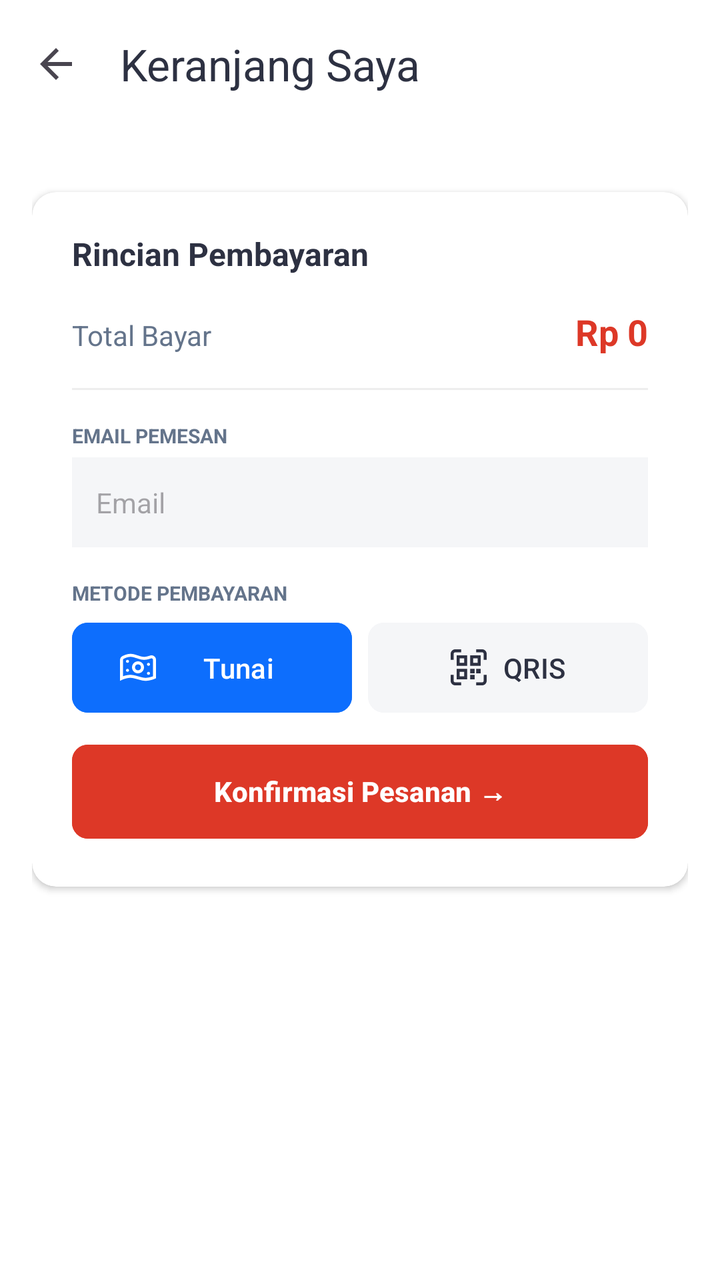
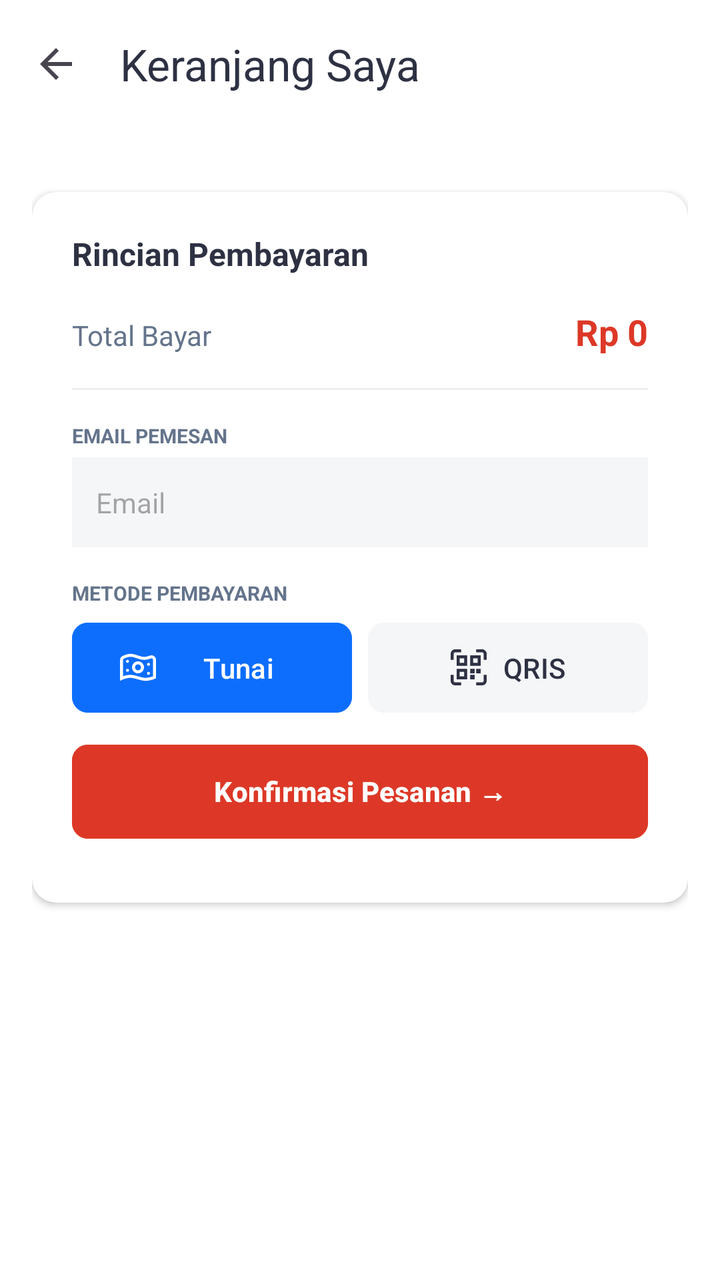

An Android layout rendered at two revisions. The XML below is the earlier revision; the diff shows what the commit changed to produce the second picture.
<!-- AndroidManifest.xml: application theme Theme.SmolieGiftMobile -->
<!-- res/layout/activity_cart.xml -->
<?xml version="1.0" encoding="utf-8"?>
<LinearLayout xmlns:android="http://schemas.android.com/apk/res/android"
    xmlns:app="http://schemas.android.com/apk/res-auto"
    android:layout_width="match_parent"
    android:layout_height="match_parent"
    android:orientation="vertical"
    android:background="#FFFFFF">

    <androidx.appcompat.widget.Toolbar
        android:id="@+id/toolbarCart"
        android:layout_width="match_parent"
        android:layout_height="?attr/actionBarSize"
        android:background="#FFFFFF"
        android:elevation="4dp"
        app:title="Keranjang Saya"
        app:titleTextColor="#2D3142"
        app:navigationIcon="?attr/homeAsUpIndicator" />

    <ScrollView
        android:layout_width="match_parent"
        android:layout_height="match_parent">

        <LinearLayout
            android:layout_width="match_parent"
            android:layout_height="wrap_content"
            android:orientation="vertical"
            android:padding="16dp">

            <LinearLayout
                android:id="@+id/llDaftarKeranjang"
                android:layout_width="match_parent"
                android:layout_height="wrap_content"
                android:orientation="vertical"
                android:layout_marginBottom="16dp">
            </LinearLayout>

            <androidx.cardview.widget.CardView
                android:layout_width="match_parent"
                android:layout_height="wrap_content"
                app:cardCornerRadius="12dp"
                app:cardElevation="2dp"
                app:cardBackgroundColor="#FFFFFF"
                android:layout_marginBottom="16dp">

                <LinearLayout
                    android:layout_width="match_parent"
                    android:layout_height="wrap_content"
                    android:orientation="vertical"
                    android:padding="20dp">

                    <TextView android:layout_width="wrap_content" android:layout_height="wrap_content" android:text="Rincian Pembayaran" android:textStyle="bold" android:textSize="16sp" android:textColor="#2D3142" android:layout_marginBottom="16dp"/>

                    <LinearLayout android:layout_width="match_parent" android:layout_height="wrap_content" android:orientation="horizontal" android:layout_marginBottom="16dp">
                        <TextView android:layout_width="0dp" android:layout_weight="1" android:layout_height="wrap_content" android:text="Total Bayar" android:textColor="#64748B"/>
                        <TextView android:id="@+id/tvTotalBayarAkhir" android:layout_width="wrap_content" android:layout_height="wrap_content" android:text="Rp 0" android:textStyle="bold" android:textSize="18sp" android:textColor="#DD3827"/>
                    </LinearLayout>

                    <View android:layout_width="match_parent" android:layout_height="1dp" android:background="#EEEEEE" android:layout_marginBottom="16dp"/>

                    <TextView
                        android:id="@+id/tvLabelNamaPemesan"
                        android:layout_width="wrap_content" android:layout_height="wrap_content" android:text="EMAIL PEMESAN" android:textSize="10sp" android:textStyle="bold" android:textColor="#64748B" android:layout_marginBottom="4dp"/>
                    <EditText
                        android:id="@+id/etNamaPemesan"
                        android:layout_width="match_parent"
                        android:layout_height="45dp"
                        android:background="#F5F6F8"
                        android:paddingStart="12dp"
                        android:paddingEnd="12dp"
                        android:hint="Email"
                        android:textColor="#2D3142"
                        android:textSize="14sp"
                        android:layout_marginBottom="16dp"/>

                    <LinearLayout
                        android:id="@+id/llPaymentMethods"
                        android:layout_width="match_parent"
                        android:layout_height="wrap_content"
                        android:orientation="vertical">

                        <TextView android:layout_width="wrap_content" android:layout_height="wrap_content" android:text="METODE PEMBAYARAN" android:textSize="10sp" android:textStyle="bold" android:textColor="#64748B" android:layout_marginBottom="8dp"/>

                        <LinearLayout android:layout_width="match_parent" android:layout_height="wrap_content" android:orientation="horizontal" android:layout_marginBottom="12dp">
                            <Button
                                android:id="@+id/btnMetodeTunai"
                                android:layout_width="0dp"
                                android:layout_weight="1"
                                android:layout_height="45dp"
                                android:text="Tunai"
                                app:icon="@drawable/money_bill_wave"
                                android:backgroundTint="#0D6EFD"
                                android:textColor="#FFFFFF"
                                app:iconTint="#FFFFFF"
                                android:layout_marginEnd="4dp"
                                app:cornerRadius="8dp"
                                android:insetTop="0dp"
                                android:insetBottom="0dp"/>

                            <Button
                                android:id="@+id/btnMetodeQris"
                                android:layout_width="0dp"
                                android:layout_weight="1"
                                android:layout_height="45dp"
                                android:text="QRIS"
                                app:icon="@drawable/qr"
                                app:iconGravity="textStart"
                                app:iconPadding="8dp"
                                app:iconTint="#2D3142"
                                android:backgroundTint="#F5F6F8"
                                android:textColor="#2D3142"
                                android:layout_marginStart="4dp"
                                app:cornerRadius="8dp"
                                android:insetTop="0dp"
                                android:insetBottom="0dp"/>
                        </LinearLayout>
                    </LinearLayout>

                    <LinearLayout
                        android:id="@+id/llKasirPaymentSection"
                        android:layout_width="match_parent"
                        android:layout_height="wrap_content"
                        android:orientation="vertical"
                        android:visibility="gone">

                        <TextView android:layout_width="wrap_content" android:layout_height="wrap_content" android:text="UANG DITERIMA" android:textSize="10sp" android:textStyle="bold" android:textColor="#64748B" android:layout_marginBottom="4dp"/>
                        <EditText
                            android:id="@+id/etUangDiterima"
                            android:layout_width="match_parent"
                            android:layout_height="45dp"
                            android:background="#F5F6F8"
                            android:paddingStart="12dp"
                            android:paddingEnd="12dp"
                            android:hint="Masukkan nominal uang"
                            android:inputType="number"
                            android:textColor="#2D3142"
                            android:textSize="14sp"
                            android:layout_marginBottom="12dp"/>

                        <LinearLayout android:layout_width="match_parent" android:layout_height="wrap_content" android:orientation="horizontal" android:layout_marginBottom="16dp">
                            <TextView android:layout_width="0dp" android:layout_weight="1" android:layout_height="wrap_content" android:text="Kembalian" android:textColor="#64748B" android:textStyle="bold"/>
                            <TextView android:id="@+id/tvKembalian" android:layout_width="wrap_content" android:layout_height="wrap_content" android:text="Rp 0" android:textStyle="bold" android:textSize="16sp" android:textColor="#2E7D32"/>
                        </LinearLayout>
                    </LinearLayout>

                    <LinearLayout
                        android:id="@+id/llContainerQris"
                        android:layout_width="match_parent"
                        android:layout_height="wrap_content"
                        android:orientation="vertical"
                        android:gravity="center"
                        android:visibility="gone"
                        android:layout_marginBottom="16dp"
                        android:background="#F5F6F8"
                        android:padding="16dp"
                        app:cornerRadius="8dp">

                        <TextView
                            android:layout_width="wrap_content"
                            android:layout_height="wrap_content"
                            android:text="Silakan Scan QR Code di bawah ini:"
                            android:textStyle="bold"
                            android:textColor="#64748B"
                            android:textSize="12sp"
                            android:layout_marginBottom="8dp"/>

                        <ImageView
                            android:id="@+id/ivQrCode"
                            android:layout_width="200dp"
                            android:layout_height="200dp"
                            android:src="@drawable/ic_launcher_background"
                            android:scaleType="fitCenter"/>
                    </LinearLayout>

                    <Button
                        android:id="@+id/btnKonfirmasi"
                        android:layout_width="match_parent"
                        android:layout_height="55dp"
                        android:text="Konfirmasi Pesanan →"
                        android:backgroundTint="#DD3827"
                        android:textColor="#FFFFFF"
                        android:textStyle="bold"
                        app:cornerRadius="8dp"/>
                </LinearLayout>
            </androidx.cardview.widget.CardView>
        </LinearLayout>
    </ScrollView>
</LinearLayout>
<!-- resources referenced by this layout -->
<resources>
  <!-- drawable ic_launcher_background: vector/xml drawable (drawable, 4866 chars, omitted) -->
  <!-- drawable money_bill_wave (drawable) -->
  <vector xmlns:android="http://schemas.android.com/apk/res/android"
      android:width="512dp"
      android:height="512dp"
      android:viewportWidth="24"
      android:viewportHeight="24">
    <path
        android:fillColor="#FF000000"
        android:pathData="M12,16c-2.206,0 -4,-1.794 -4,-4s1.794,-4 4,-4 4,1.794 4,4 -1.794,4 -4,4ZM12,10c-1.103,0 -2,0.897 -2,2s0.897,2 2,2 2,-0.897 2,-2 -0.897,-2 -2,-2ZM5,7c-0.552,0 -1,0.448 -1,1s0.448,1 1,1 1,-0.448 1,-1 -0.448,-1 -1,-1ZM18,10c0,0.552 0.448,1 1,1s1,-0.448 1,-1 -0.448,-1 -1,-1 -1,0.448 -1,1ZM5,13c-0.552,0 -1,0.448 -1,1s0.448,1 1,1 1,-0.448 1,-1 -0.448,-1 -1,-1ZM18,16c0,0.552 0.448,1 1,1s1,-0.448 1,-1 -0.448,-1 -1,-1 -1,0.448 -1,1ZM17.001,21c-1.64,0 -3.488,-0.528 -5.275,-1.039 -1.654,-0.473 -3.365,-0.961 -4.725,-0.961 -2.731,0 -5.549,1.303 -5.578,1.315l-1.423,0.666L-0,7.158c0,-1.128 0.618,-2.148 1.615,-2.663 1.325,-0.683 3.333,-1.496 5.386,-1.496 1.662,0 3.266,0.535 4.816,1.051 1.463,0.488 2.845,0.949 4.183,0.949 1.386,0 2.517,-0.362 3.426,-0.653 0.302,-0.097 0.577,-0.185 0.828,-0.251 0.898,-0.239 1.835,-0.048 2.573,0.52 0.746,0.574 1.174,1.443 1.174,2.384v12.285l-0.587,0.266c-0.131,0.06 -3.233,1.449 -6.413,1.449ZM7.001,17c1.64,0 3.488,0.528 5.275,1.039 1.655,0.473 3.365,0.961 4.725,0.961 2,0 4.03,-0.665 5,-1.032L22.001,7c0,-0.316 -0.144,-0.607 -0.394,-0.799 -0.142,-0.109 -0.442,-0.276 -0.842,-0.171 -0.221,0.059 -0.464,0.137 -0.73,0.222 -0.986,0.315 -2.338,0.748 -4.035,0.748 -1.662,0 -3.266,-0.535 -4.816,-1.051 -1.463,-0.488 -2.845,-0.949 -4.183,-0.949 -1.739,0 -3.547,0.798 -4.47,1.273 -0.328,0.169 -0.532,0.508 -0.532,0.885v10.782c1.23,-0.427 3.103,-0.94 5.002,-0.94Z"/>
  </vector>
  <!-- drawable qr (drawable) -->
  <vector xmlns:android="http://schemas.android.com/apk/res/android"
      android:width="24dp"
      android:height="24dp"
      android:viewportWidth="24"
      android:viewportHeight="24">
    <path
        android:fillColor="#FF000000"
        android:pathData="m4,11h7v-7h-7v7ZM6,6h3v3h-3v-3ZM20,4h-7v7h7v-7ZM18,9h-3v-3h3v3ZM4,20h7v-7h-7v7ZM6,15h3v3h-3v-3ZM3,22h4v2L3,24c-1.654,0 -3,-1.346 -3,-3v-4h2v4c0,0.551 0.449,1 1,1ZM22,17h2v4c0,1.654 -1.346,3 -3,3h-4v-2h4c0.551,0 1,-0.449 1,-1v-4ZM24,3v4h-2L22,3c0,-0.551 -0.449,-1 -1,-1h-4L17,0h4c1.654,0 3,1.346 3,3ZM2,7L0,7L0,3C0,1.346 1.346,0 3,0h4v2L3,2c-0.551,0 -1,0.449 -1,1v4ZM13,17h3v3h-3v-3ZM17,16v-3h3v3h-3ZM13,13h3v3h-3v-3Z"/>
  </vector>
  <style name="Theme.SmolieGiftMobile" parent="Base.Theme.SmolieGiftMobile" />
  <style name="Base.Theme.SmolieGiftMobile" parent="Theme.Material3.DayNight.NoActionBar">
          
          <item name="colorPrimary">#DD3827</item>
          <item name="colorOnPrimary">#FFFFFF</item>
      </style>
</resources>

<!-- the commit's change to res/layout/activity_cart.xml (unified diff, before → after) -->
@@ -151,8 +151,7 @@
                         android:visibility="gone"
                         android:layout_marginBottom="16dp"
                         android:background="#F5F6F8"
-                        android:padding="16dp"
-                        app:cornerRadius="8dp">
+                        android:padding="16dp">
 
                         <TextView
                             android:layout_width="wrap_content"
@@ -165,9 +164,9 @@
 
                         <ImageView
                             android:id="@+id/ivQrCode"
-                            android:layout_width="200dp"
-                            android:layout_height="200dp"
-                            android:src="@drawable/ic_launcher_background"
+                            android:layout_width="250dp"
+                            android:layout_height="350dp"
+                            android:src="@drawable/qris"
                             android:scaleType="fitCenter"/>
                     </LinearLayout>
 
@@ -179,7 +178,9 @@
                         android:backgroundTint="#DD3827"
                         android:textColor="#FFFFFF"
                         android:textStyle="bold"
+                        android:layout_marginBottom="8dp"
                         app:cornerRadius="8dp"/>
+
                 </LinearLayout>
             </androidx.cardview.widget.CardView>
         </LinearLayout>
<!-- resource entries referenced after the edit -->
@@ -1,6 +1,5 @@
 <!-- resources referenced by this layout -->
 <resources>
-  <!-- drawable ic_launcher_background: vector/xml drawable (drawable, 4866 chars, omitted) -->
   <!-- drawable money_bill_wave (drawable) -->
   <vector xmlns:android="http://schemas.android.com/apk/res/android"
       android:width="512dp"
@@ -21,6 +20,7 @@
         android:fillColor="#FF000000"
         android:pathData="m4,11h7v-7h-7v7ZM6,6h3v3h-3v-3ZM20,4h-7v7h7v-7ZM18,9h-3v-3h3v3ZM4,20h7v-7h-7v7ZM6,15h3v3h-3v-3ZM3,22h4v2L3,24c-1.654,0 -3,-1.346 -3,-3v-4h2v4c0,0.551 0.449,1 1,1ZM22,17h2v4c0,1.654 -1.346,3 -3,3h-4v-2h4c0.551,0 1,-0.449 1,-1v-4ZM24,3v4h-2L22,3c0,-0.551 -0.449,-1 -1,-1h-4L17,0h4c1.654,0 3,1.346 3,3ZM2,7L0,7L0,3C0,1.346 1.346,0 3,0h4v2L3,2c-0.551,0 -1,0.449 -1,1v4ZM13,17h3v3h-3v-3ZM17,16v-3h3v3h-3ZM13,13h3v3h-3v-3Z"/>
   </vector>
+  <!-- drawable qris: jpeg bitmap (drawable, 122838 bytes) -->
   <style name="Theme.SmolieGiftMobile" parent="Base.Theme.SmolieGiftMobile" />
   <style name="Base.Theme.SmolieGiftMobile" parent="Theme.Material3.DayNight.NoActionBar">
           
